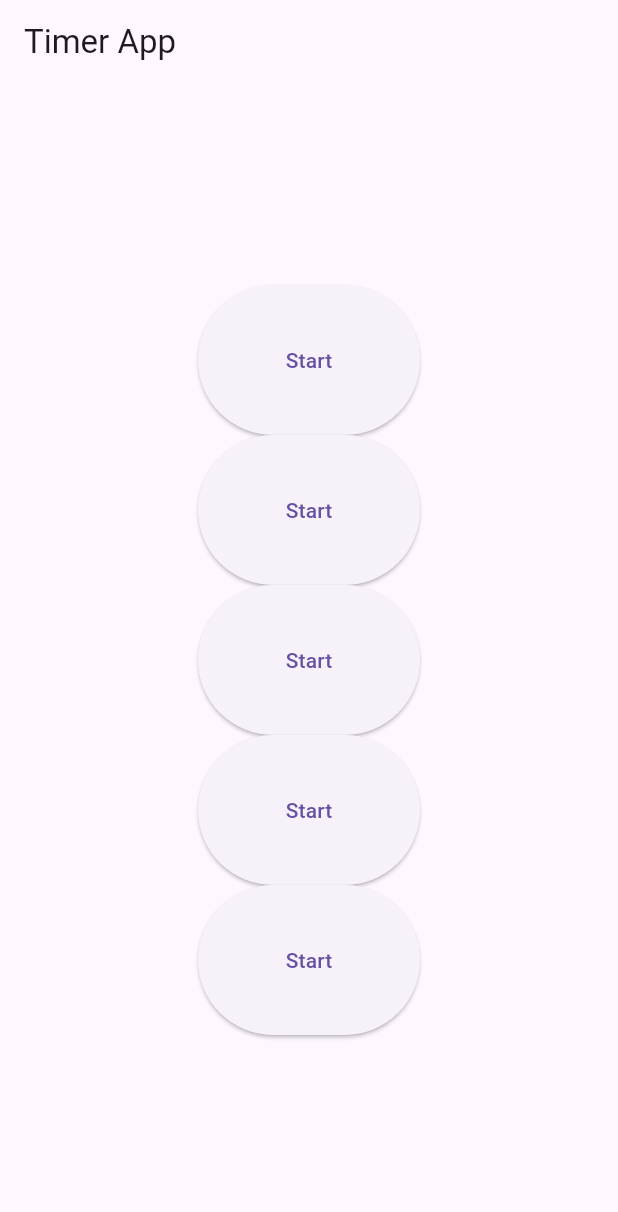
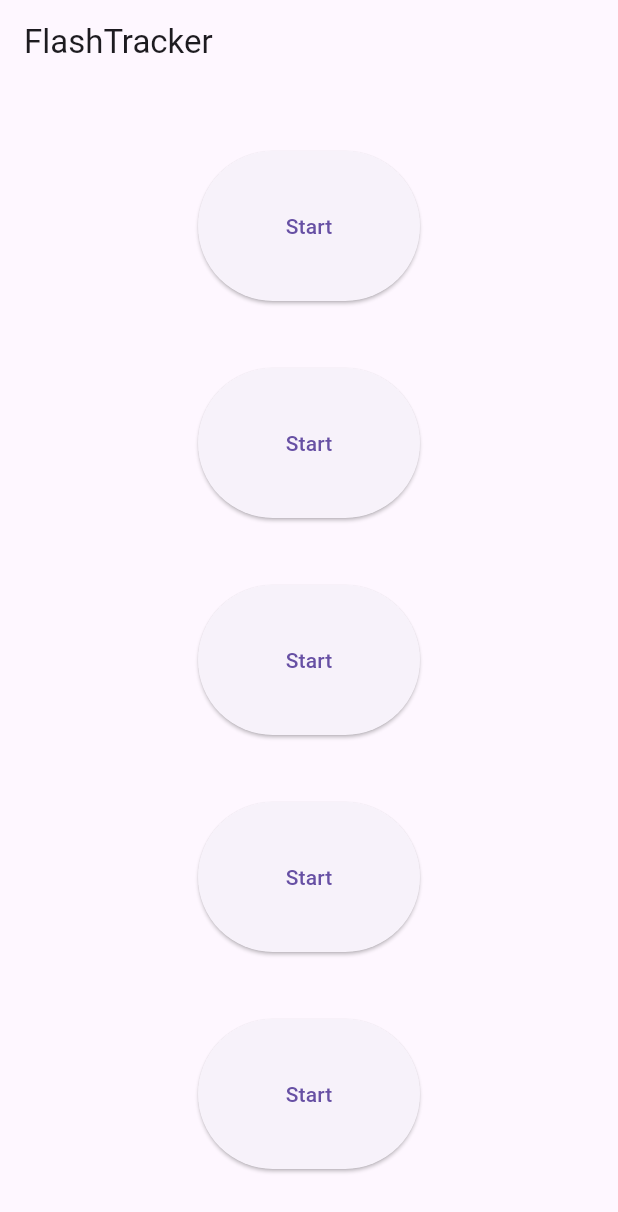
Before and after one commit to pkostas1/flashtrackerlol, a Flutter app: the screen it shows after launch, on a phone screen of 412 x 824 dp. Shown: the top 1212 px of the screen. Run offline on Flutter 3.47's test engine with Material 3 defaults, Android fonts, the phone set to English and light mode, and no system bars; our stand-ins replace flutter_bloc.

Commit message:
title and spacing

```diff
--- a/lib/main.dart
+++ b/lib/main.dart
@@ -18,7 +18,7 @@ class TimerCubit extends Cubit<int> {
       _timer = null;
       emit(0); // Reset timer
     } else {
-      emit(300); // Start timer with 5 minutes
+      emit(10); // TODO: change to start timer with 5 minutes
       _timer = Timer.periodic(Duration(seconds: 1), (timer) {
         if (state > 0) {
           emit(state - 1);
@@ -86,11 +86,11 @@ class MyHomePage extends StatelessWidget {
   Widget build(BuildContext context) {
     return Scaffold(
       appBar: AppBar(
-        title: Text('Timer App'),
+        title: const Text('FlashTracker'),
       ),
       body: Center(
         child: Column(
-          mainAxisAlignment: MainAxisAlignment.center,
+          mainAxisAlignment: MainAxisAlignment.spaceEvenly,
           children: List.generate(
             5,
             (index) => TimerButton(index: index),
```
